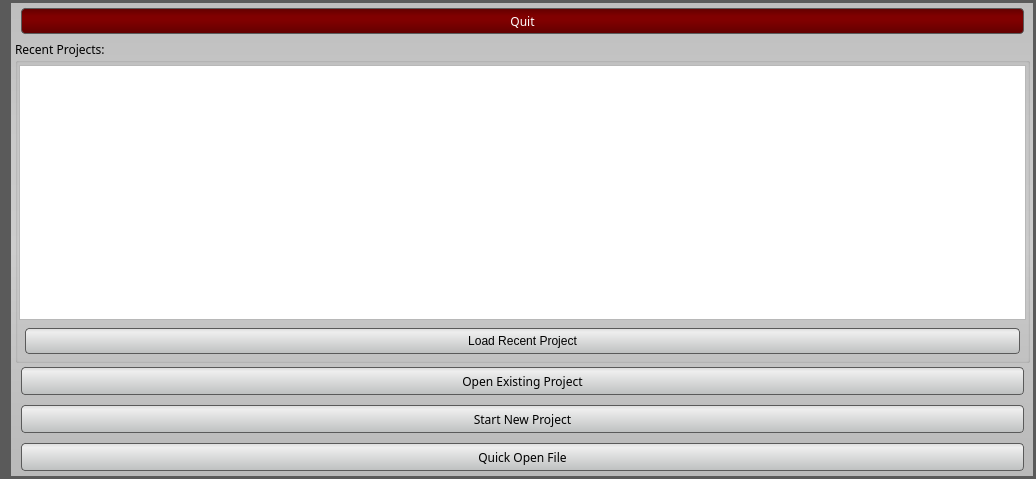
Qt form src/Interface/Application/SplashScreen.ui (SCIInstitute/Seg3D) before a commit.
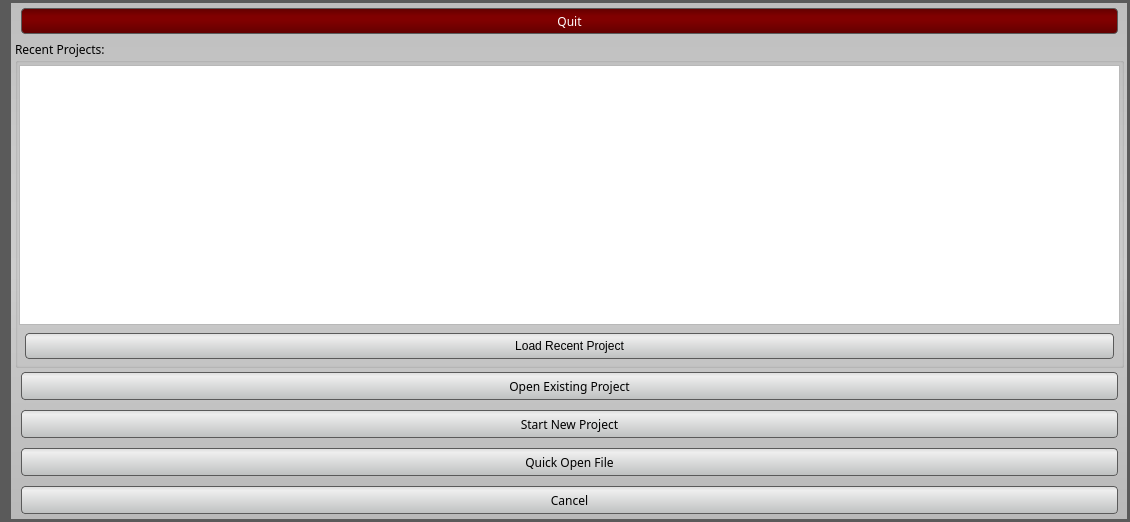
The same form after that commit. Icons and pictures are not drawn.

Commit message: Add button to bypass project wizard and create a project with default settings. Resized splash image.

```diff
--- a/src/Interface/Application/SplashScreen.ui
+++ b/src/Interface/Application/SplashScreen.ui
@@ -9,8 +9,8 @@
    <rect>
     <x>0</x>
     <y>0</y>
-    <width>1036</width>
-    <height>479</height>
+    <width>1130</width>
+    <height>522</height>
    </rect>
   </property>
   <property name="sizePolicy">
@@ -450,6 +450,49 @@
            </layout>
           </widget>
          </item>
+         <item>
+          <widget class="QWidget" name="widget_8" native="true">
+           <property name="minimumSize">
+            <size>
+             <width>0</width>
+             <height>38</height>
+            </size>
+           </property>
+           <layout class="QHBoxLayout" name="horizontalLayout_8">
+            <property name="spacing">
+             <number>0</number>
+            </property>
+            <property name="leftMargin">
+             <number>2</number>
+            </property>
+            <property name="topMargin">
+             <number>0</number>
+            </property>
+            <property name="rightMargin">
+             <number>2</number>
+            </property>
+            <property name="bottomMargin">
+             <number>2</number>
+            </property>
+            <item>
+             <widget class="QPushButton" name="skip_project_button_">
+              <property name="sizePolicy">
+               <sizepolicy hsizetype="Preferred" vsizetype="Preferred">
+                <horstretch>0</horstretch>
+                <verstretch>0</verstretch>
+               </sizepolicy>
+              </property>
+              <property name="toolTip">
+               <string>Close splash screen and go directly to Seg3D.</string>
+              </property>
+              <property name="text">
+               <string>Cancel</string>
+              </property>
+             </widget>
+            </item>
+           </layout>
+          </widget>
+         </item>
         </layout>
        </widget>
       </item>
```
The commit also changes 3 other files.
